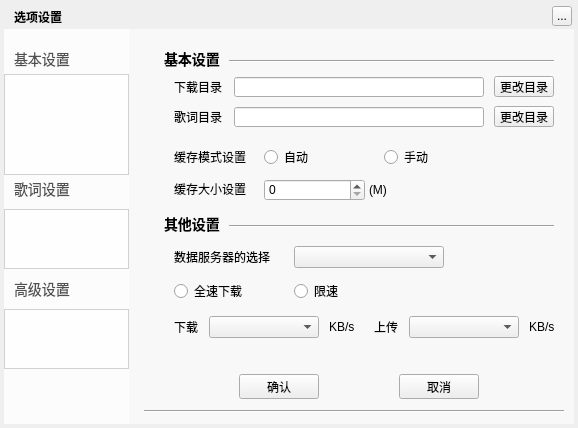
The window that TTKCore/musicUiKits/musicWidgetKits/musicsettingwidget.ui (Greedysky/TTKMusicPlayer) describes before a commit, drawn with Qt 5.
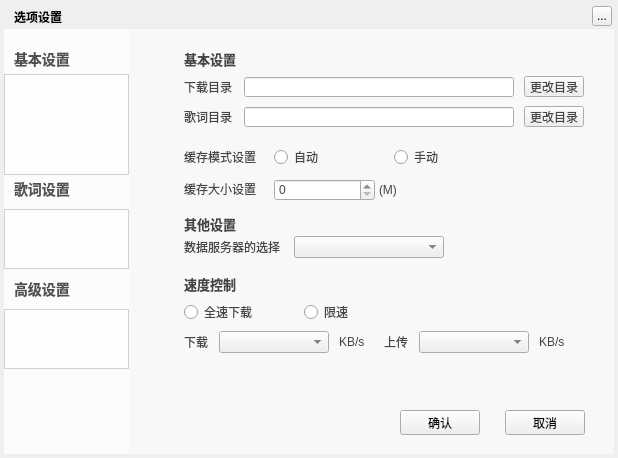
The same window after the commit. The open tabs and pages were chosen to show the change. Custom widgets are drawn as their Qt base class.

Commit message: Change setting ui interface[762213]

The edit to the form file:
```diff
--- a/TTKCore/musicUiKits/musicWidgetKits/musicsettingwidget.ui
+++ b/TTKCore/musicUiKits/musicWidgetKits/musicsettingwidget.ui
@@ -6,8 +6,8 @@
    <rect>
     <x>0</x>
     <y>0</y>
-    <width>578</width>
-    <height>428</height>
+    <width>618</width>
+    <height>458</height>
    </rect>
   </property>
   <property name="windowTitle">
@@ -18,8 +18,8 @@
     <rect>
      <x>4</x>
      <y>4</y>
-     <width>570</width>
-     <height>420</height>
+     <width>610</width>
+     <height>450</height>
     </rect>
    </property>
    <property name="text">
@@ -45,7 +45,7 @@
   <widget class="QToolButton" name="topTitleCloseButton">
    <property name="geometry">
     <rect>
-     <x>552</x>
+     <x>592</x>
      <y>6</y>
      <width>20</width>
      <height>20</height>
@@ -60,10 +60,13 @@
     <rect>
      <x>144</x>
      <y>29</y>
-     <width>421</width>
-     <height>340</height>
+     <width>461</width>
+     <height>370</height>
     </rect>
    </property>
+   <property name="styleSheet">
+    <string notr="true">color:#444444;</string>
+   </property>
    <property name="currentIndex">
     <number>0</number>
    </property>
@@ -633,23 +636,10 @@
     </widget>
    </widget>
    <widget class="QWidget" name="third">
-    <widget class="Line" name="line_FS1">
-     <property name="geometry">
-      <rect>
-       <x>85</x>
-       <y>30</y>
-       <width>325</width>
-       <height>5</height>
-      </rect>
-     </property>
-     <property name="orientation">
-      <enum>Qt::Horizontal</enum>
-     </property>
-    </widget>
     <widget class="QLabel" name="baseSetDownloadWidget">
      <property name="geometry">
       <rect>
-       <x>20</x>
+       <x>40</x>
        <y>20</y>
        <width>60</width>
        <height>20</height>
@@ -657,7 +647,7 @@
      </property>
      <property name="styleSheet">
       <string notr="true">background-color:transparent;
-font-size:14px;
+font-size:13px;
 font-weight:bold;</string>
      </property>
      <property name="text">
@@ -667,7 +657,7 @@
     <widget class="QLabel" name="downloadDirLabel">
      <property name="geometry">
       <rect>
-       <x>30</x>
+       <x>40</x>
        <y>50</y>
        <width>51</width>
        <height>16</height>
@@ -680,9 +670,9 @@
     <widget class="QLineEdit" name="downloadDirEdit">
      <property name="geometry">
       <rect>
-       <x>90</x>
+       <x>100</x>
        <y>48</y>
-       <width>250</width>
+       <width>270</width>
        <height>20</height>
       </rect>
      </property>
@@ -693,7 +683,7 @@
     <widget class="QPushButton" name="downloadDirButton">
      <property name="geometry">
       <rect>
-       <x>350</x>
+       <x>380</x>
        <y>47</y>
        <width>60</width>
        <height>21</height>
@@ -706,7 +696,7 @@
     <widget class="QLabel" name="downloadLrcDirLabel">
      <property name="geometry">
       <rect>
-       <x>30</x>
+       <x>40</x>
        <y>80</y>
        <width>51</width>
        <height>16</height>
@@ -719,7 +709,7 @@
     <widget class="QPushButton" name="downloadLrcDirButton">
      <property name="geometry">
       <rect>
-       <x>350</x>
+       <x>380</x>
        <y>77</y>
        <width>60</width>
        <height>21</height>
@@ -732,9 +722,9 @@
     <widget class="QLineEdit" name="downloadLrcDirEdit">
      <property name="geometry">
       <rect>
-       <x>90</x>
+       <x>100</x>
        <y>78</y>
-       <width>250</width>
+       <width>270</width>
        <height>20</height>
       </rect>
      </property>
@@ -745,7 +735,7 @@
     <widget class="QLabel" name="downloadCacheLabel">
      <property name="geometry">
       <rect>
-       <x>30</x>
+       <x>40</x>
        <y>152</y>
        <width>81</width>
        <height>16</height>
@@ -758,7 +748,7 @@
     <widget class="QRadioButton" name="downloadCacheAutoRadioBox">
      <property name="geometry">
       <rect>
-       <x>120</x>
+       <x>130</x>
        <y>120</y>
        <width>111</width>
        <height>16</height>
@@ -771,7 +761,7 @@
     <widget class="QRadioButton" name="downloadCacheManRadioBox">
      <property name="geometry">
       <rect>
-       <x>240</x>
+       <x>250</x>
        <y>120</y>
        <width>121</width>
        <height>16</height>
@@ -781,23 +771,10 @@
       <string>手动</string>
      </property>
     </widget>
-    <widget class="Line" name="line_FS1_2">
+    <widget class="QLabel" name="downloadOtherWidget">
      <property name="geometry">
       <rect>
-       <x>85</x>
-       <y>195</y>
-       <width>325</width>
-       <height>5</height>
-      </rect>
-     </property>
-     <property name="orientation">
-      <enum>Qt::Horizontal</enum>
-     </property>
-    </widget>
-    <widget class="QLabel" name="downloadSpeedWidget">
-     <property name="geometry">
-      <rect>
-       <x>20</x>
+       <x>40</x>
        <y>185</y>
        <width>60</width>
        <height>20</height>
@@ -805,7 +782,7 @@
      </property>
      <property name="styleSheet">
       <string notr="true">background-color:transparent;
-font-size:14px;
+font-size:13px;
 font-weight:bold;</string>
      </property>
      <property name="text">
@@ -815,8 +792,8 @@
     <widget class="QRadioButton" name="downloadFullRadioBox">
      <property name="geometry">
       <rect>
-       <x>30</x>
-       <y>254</y>
+       <x>40</x>
+       <y>275</y>
        <width>110</width>
        <height>16</height>
       </rect>
@@ -828,8 +805,8 @@
     <widget class="QRadioButton" name="downloadLimitRadioBox">
      <property name="geometry">
       <rect>
-       <x>150</x>
-       <y>254</y>
+       <x>160</x>
+       <y>275</y>
        <width>110</width>
        <height>16</height>
       </rect>
@@ -841,7 +818,7 @@
     <widget class="QSpinBox" name="downloadSpinBox">
      <property name="geometry">
       <rect>
-       <x>120</x>
+       <x>130</x>
        <y>150</y>
        <width>101</width>
        <height>22</height>
@@ -851,8 +828,8 @@
     <widget class="QComboBox" name="downloadLimitSpeedComboBox">
      <property name="geometry">
       <rect>
-       <x>65</x>
-       <y>287</y>
+       <x>75</x>
+       <y>302</y>
        <width>110</width>
        <height>22</height>
       </rect>
@@ -861,8 +838,8 @@
     <widget class="QComboBox" name="uploadLimitSpeedComboBox">
      <property name="geometry">
       <rect>
-       <x>265</x>
-       <y>287</y>
+       <x>275</x>
+       <y>302</y>
        <width>110</width>
        <height>22</height>
       </rect>
@@ -871,7 +848,7 @@
     <widget class="QLabel" name="downloadCacheSizeLabel">
      <property name="geometry">
       <rect>
-       <x>225</x>
+       <x>235</x>
        <y>153</y>
        <width>21</width>
        <height>16</height>
@@ -884,8 +861,8 @@
     <widget class="QLabel" name="downloadLimitSpeedLabel">
      <property name="geometry">
       <rect>
-       <x>30</x>
-       <y>290</y>
+       <x>40</x>
+       <y>305</y>
        <width>31</width>
        <height>16</height>
       </rect>
@@ -897,8 +874,8 @@
     <widget class="QLabel" name="uploadLimitSpeedLabel">
      <property name="geometry">
       <rect>
-       <x>230</x>
-       <y>290</y>
+       <x>240</x>
+       <y>305</y>
        <width>31</width>
        <height>16</height>
       </rect>
@@ -910,8 +887,8 @@
     <widget class="QLabel" name="downloadSpeedLabel">
      <property name="geometry">
       <rect>
-       <x>185</x>
-       <y>290</y>
+       <x>195</x>
+       <y>305</y>
        <width>31</width>
        <height>16</height>
       </rect>
@@ -923,8 +900,8 @@
     <widget class="QLabel" name="uploadSpeedLabel">
      <property name="geometry">
       <rect>
-       <x>385</x>
-       <y>290</y>
+       <x>395</x>
+       <y>305</y>
        <width>31</width>
        <height>16</height>
       </rect>
@@ -936,7 +913,7 @@
     <widget class="QLabel" name="downloadCacheModelLabel">
      <property name="geometry">
       <rect>
-       <x>30</x>
+       <x>40</x>
        <y>120</y>
        <width>81</width>
        <height>16</height>
@@ -949,8 +926,8 @@
     <widget class="QLabel" name="downloadServerLabel">
      <property name="geometry">
       <rect>
-       <x>30</x>
-       <y>220</y>
+       <x>40</x>
+       <y>210</y>
        <width>101</width>
        <height>16</height>
       </rect>
@@ -963,12 +940,30 @@
      <property name="geometry">
       <rect>
        <x>150</x>
-       <y>217</y>
+       <y>207</y>
        <width>150</width>
        <height>22</height>
       </rect>
      </property>
     </widget>
+    <widget class="QLabel" name="downloadSpeedWidget">
+     <property name="geometry">
+      <rect>
+       <x>40</x>
+       <y>245</y>
+       <width>60</width>
+       <height>20</height>
+      </rect>
+     </property>
+     <property name="styleSheet">
+      <string notr="true">background-color:transparent;
+font-size:13px;
+font-weight:bold;</string>
+     </property>
+     <property name="text">
+      <string>速度控制</string>
+     </property>
+    </widget>
    </widget>
    <widget class="QWidget" name="four">
     <widget class="Line" name="line_FO1">
@@ -2022,7 +2017,7 @@
      <x>4</x>
      <y>29</y>
      <width>125</width>
-     <height>395</height>
+     <height>425</height>
     </rect>
    </property>
    <property name="styleSheet">
@@ -2040,7 +2035,8 @@
     <property name="styleSheet">
      <string notr="true">background-color:transparent;
 font-size:14px;
-color:rgb(80,80,80);</string>
+color:rgb(80,80,80);
+font-weight:bold;;</string>
     </property>
     <property name="text">
      <string>基本设置</string>
@@ -2058,7 +2054,8 @@
     <property name="styleSheet">
      <string notr="true">background-color:transparent;
 font-size:14px;
-color:rgb(80,80,80);</string>
+color:rgb(80,80,80);
+font-weight:bold;;</string>
     </property>
     <property name="text">
      <string>歌词设置</string>
@@ -2096,7 +2093,8 @@
     <property name="styleSheet">
      <string notr="true">background-color:transparent;
 font-size:14px;
-color:rgb(80,80,80);</string>
+color:rgb(80,80,80);
+font-weight:bold;;</string>
     </property>
     <property name="text">
      <string>高级设置</string>
@@ -2116,8 +2114,8 @@
   <widget class="QPushButton" name="confirmButton">
    <property name="geometry">
     <rect>
-     <x>239</x>
-     <y>374</y>
+     <x>400</x>
+     <y>410</y>
      <width>80</width>
      <height>25</height>
     </rect>
@@ -2129,8 +2127,8 @@
   <widget class="QPushButton" name="cancelButton">
    <property name="geometry">
     <rect>
-     <x>399</x>
-     <y>374</y>
+     <x>505</x>
+     <y>410</y>
      <width>80</width>
      <height>25</height>
     </rect>
@@ -2139,26 +2137,13 @@
     <string>取消</string>
    </property>
   </widget>
-  <widget class="Line" name="line_M">
-   <property name="geometry">
-    <rect>
-     <x>144</x>
-     <y>409</y>
-     <width>420</width>
-     <height>5</height>
-    </rect>
-   </property>
-   <property name="orientation">
-    <enum>Qt::Horizontal</enum>
-   </property>
-  </widget>
   <widget class="QWidget" name="functionAreaDisplay" native="true">
    <property name="geometry">
     <rect>
      <x>128</x>
      <y>29</y>
-     <width>446</width>
-     <height>395</height>
+     <width>486</width>
+     <height>425</height>
     </rect>
    </property>
    <property name="styleSheet">
```
Left out of the diff: 499 changed lines with no effect on the pictures. The commit also changes 2 other files.
